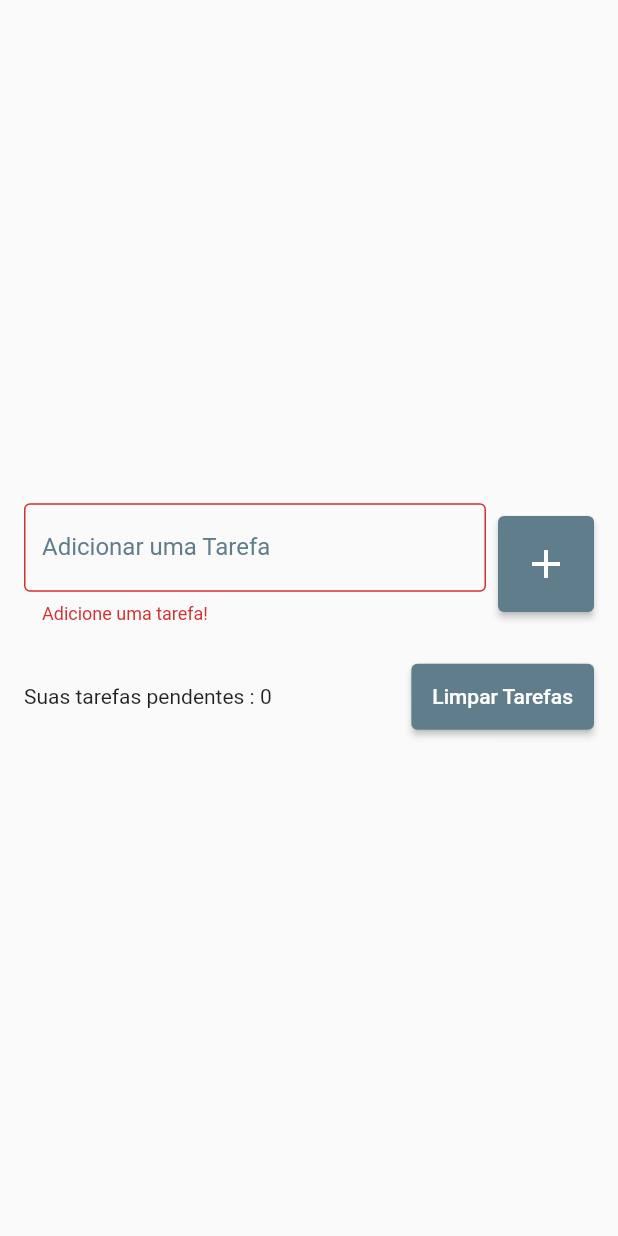
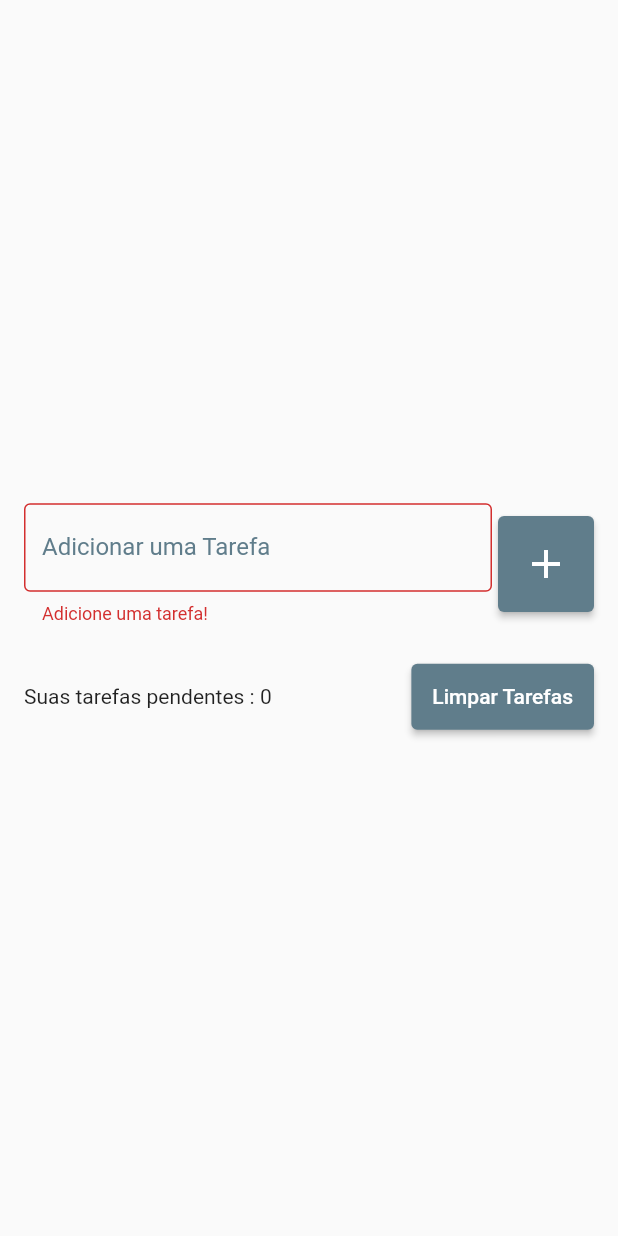
Before and after one commit to PimentelDiogo/Lista_tarefa_Flutter, a Flutter app: the screen it shows after launch, after a tap on the "add" icon, on a phone screen of 412 x 824 dp. Run offline on Flutter 3.47's test engine with Material 2 defaults, Android fonts, the phone set to English and light mode, and no system bars; our stand-ins replace flutter_slidable, shared_preferences.

Commit message:
Update home_page.dart
Atualização

```diff
--- a/lib/pages/Home/home_page.dart
+++ b/lib/pages/Home/home_page.dart
@@ -4,7 +4,7 @@ import 'package:lista_tarefas/repositories/todo_repository.dart';
 import '../../widgets/todo_list_item.dart';
 
 class HomePage extends StatefulWidget {
-  HomePage({Key? key}) : super(key: key);
+   const HomePage({Key? key}) : super(key: key);
 
   @override
   State<HomePage> createState() => _HomePageState();
@@ -45,7 +45,7 @@ class _HomePageState extends State<HomePage> {
                       child: TextField(
                         controller: todoController,
                         decoration:  InputDecoration(
-                            border:  OutlineInputBorder(),
+                            border:  const OutlineInputBorder(),
                             labelText: 'Adicionar uma Tarefa',
                             hintText: 'Estudar mais tarde',
                             errorText: errorText,
@@ -55,7 +55,7 @@ class _HomePageState extends State<HomePage> {
                       ),
                     ),
                     const SizedBox(
-                      width: 8,
+                      width: 4,
                     ),
                     ElevatedButton(
 
@@ -78,13 +78,13 @@ class _HomePageState extends State<HomePage> {
                         todoController.clear();
                         todoRepository.saveTodoList(todos);
                       },
-                      child: Icon(
+                      child: const Icon(
                         Icons.add,
                         size: 32,
                       ),
                       style: ElevatedButton.styleFrom(
                         backgroundColor: Colors.blueGrey,
-                        padding: EdgeInsets.all(16),
+                        padding: const EdgeInsets.all(16),
                       ),
                     ),
                   ],
@@ -119,7 +119,7 @@ class _HomePageState extends State<HomePage> {
                     ),
                     ElevatedButton(
                       onPressed: showDeleteDialog,
-                      child: Text('Limpar Tarefas'),
+                      child: const Text('Limpar Tarefas'),
                       style: ElevatedButton.styleFrom(
                         backgroundColor: Colors.blueGrey,
                         padding: EdgeInsets.all(14),
```
